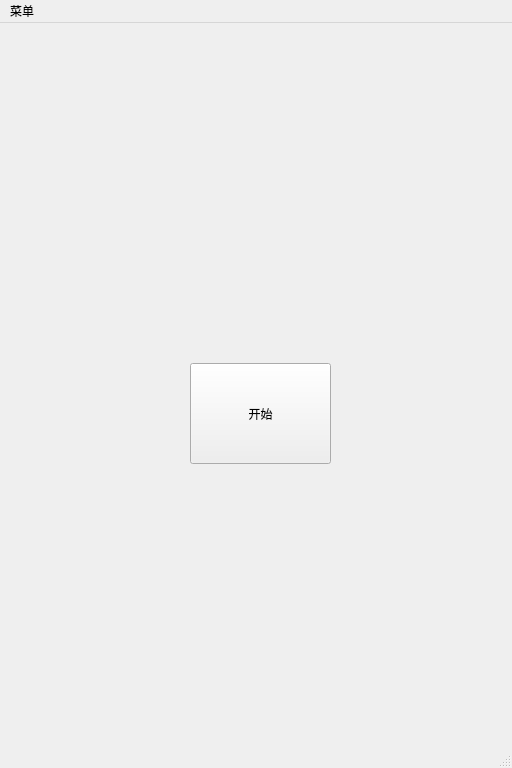
Before: the Qt Designer form mainwindow.ui in passer12/planefight, drawn with Qt 5.
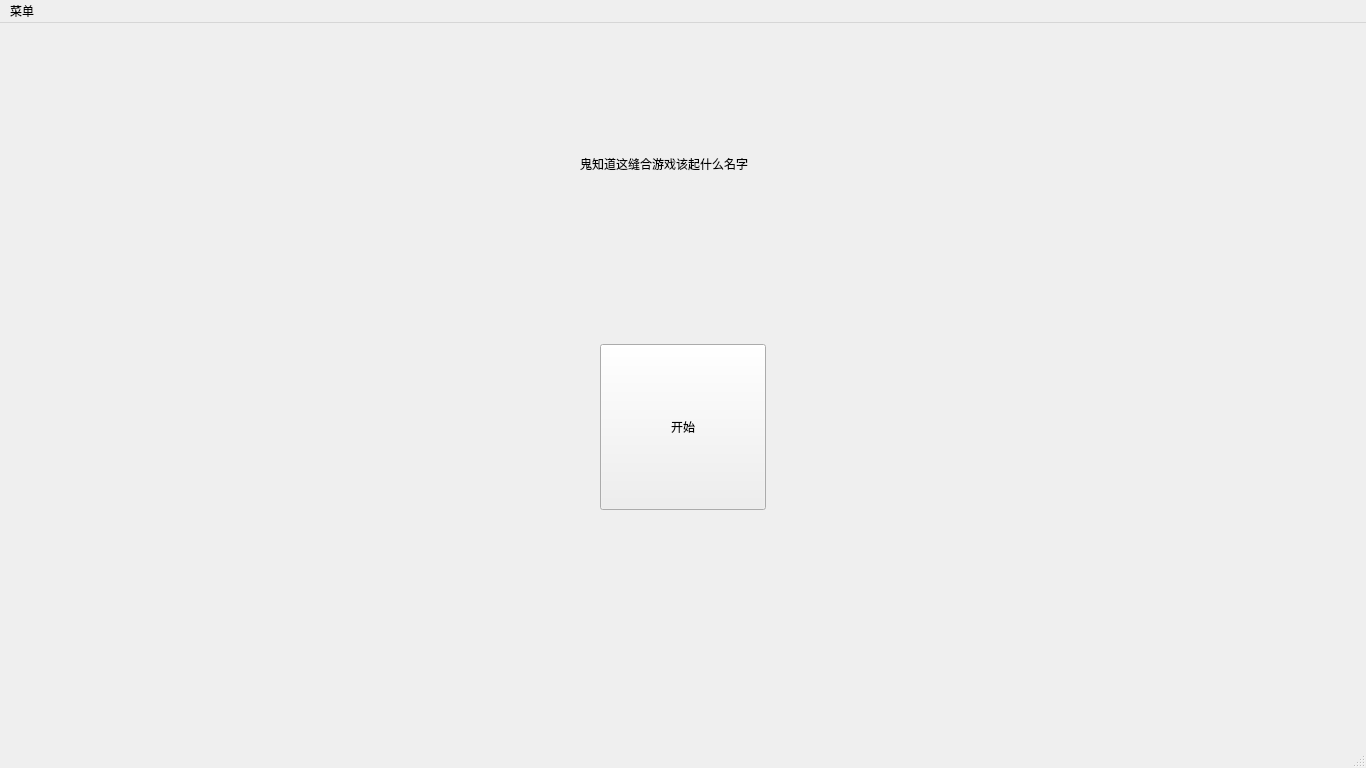
After: the same form once the commit is applied. Icons and pictures are not drawn.

Patch:
```diff
--- a/mainwindow.ui
+++ b/mainwindow.ui
@@ -6,19 +6,19 @@
    <rect>
     <x>0</x>
     <y>0</y>
-    <width>512</width>
+    <width>1366</width>
     <height>768</height>
    </rect>
   </property>
   <property name="minimumSize">
    <size>
-    <width>512</width>
-    <height>768</height>
+    <width>1366</width>
+    <height>765</height>
    </size>
   </property>
   <property name="maximumSize">
    <size>
-    <width>512</width>
+    <width>1366</width>
     <height>768</height>
    </size>
   </property>
@@ -33,23 +33,36 @@
    <widget class="QPushButton" name="pushButton">
     <property name="geometry">
      <rect>
-      <x>190</x>
-      <y>340</y>
-      <width>141</width>
-      <height>101</height>
+      <x>600</x>
+      <y>321</y>
+      <width>166</width>
+      <height>166</height>
      </rect>
     </property>
     <property name="text">
      <string>开始</string>
     </property>
    </widget>
+   <widget class="QLabel" name="label">
+    <property name="geometry">
+     <rect>
+      <x>580</x>
+      <y>110</y>
+      <width>231</width>
+      <height>61</height>
+     </rect>
+    </property>
+    <property name="text">
+     <string>鬼知道这缝合游戏该起什么名字</string>
+    </property>
+   </widget>
   </widget>
   <widget class="QMenuBar" name="menuBar">
    <property name="geometry">
     <rect>
      <x>0</x>
      <y>0</y>
-     <width>512</width>
+     <width>1366</width>
      <height>26</height>
     </rect>
    </property>
```
Left out of the diff: 10 changed lines with no effect on the pictures.
